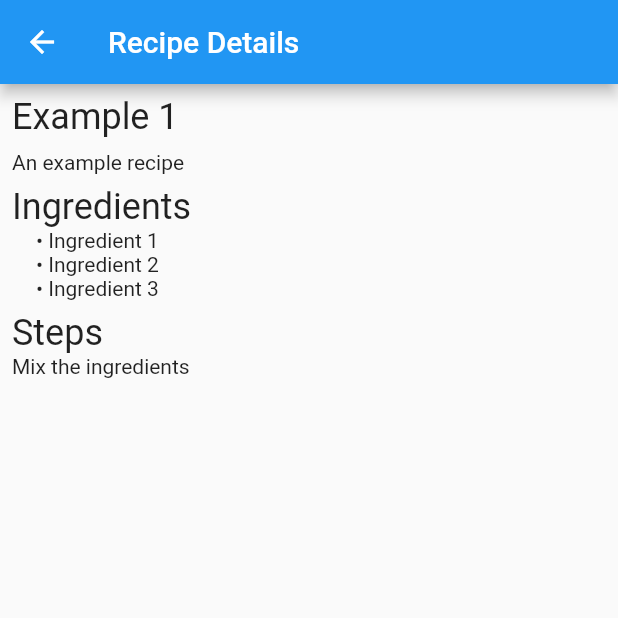
After one commit to lassilaiho/recipe_manager, a Flutter app: the screen it shows after launch, after a tap on "Example 1", on a phone screen of 412 x 824 dp, the top half of it. The commit adds this screen. Run offline on Flutter 3.47's test engine with Material 2 defaults, Android fonts, the phone set to English and light mode, and no system bars.

Commit message:
Add recipe details view

```diff
--- /dev/null
+++ b/lib/recipe_details.dart
@@ -0,0 +1,58 @@
+import 'package:flutter/material.dart';
+
+import 'recipe.dart';
+
+class RecipeDetails extends StatelessWidget {
+  final Recipe recipe;
+
+  const RecipeDetails(this.recipe);
+
+  @override
+  Widget build(BuildContext context) {
+    final textTheme = Theme.of(context).textTheme;
+    return Scaffold(
+      appBar: AppBar(
+        title: const Text('Recipe Details'),
+      ),
+      body: Padding(
+        padding: const EdgeInsets.all(8),
+        child: Column(
+          crossAxisAlignment: CrossAxisAlignment.start,
+          children: [
+            Text(recipe.name, style: textTheme.headline),
+            _padTop(Text(recipe.description)),
+            _padTop(Text(
+              'Ingredients',
+              style: textTheme.headline,
+            )),
+            Padding(
+              padding: const EdgeInsets.only(left: 16),
+              child: Column(
+                crossAxisAlignment: CrossAxisAlignment.start,
+                children: recipe.ingredients
+                    .map((ingredient) => Text('• $ingredient'))
+                    .toList(),
+              ),
+            ),
+            Padding(
+              padding: const EdgeInsets.only(top: 8),
+              child: Text(
+                'Steps',
+                style: textTheme.headline,
+              ),
+            ),
+            Text(recipe.steps),
+          ],
+        ),
+      ),
+    );
+  }
+
+  Widget _padTop(Widget child,
+      {EdgeInsets padding = const EdgeInsets.only(top: 8)}) {
+    return Padding(
+      padding: padding,
+      child: child,
+    );
+  }
+}
--- a/lib/recipe_view.dart
+++ b/lib/recipe_view.dart
@@ -1,6 +1,7 @@
 import 'package:flutter/material.dart';
 
 import 'recipe.dart';
+import 'recipe_details.dart';
 
 class RecipeView extends StatelessWidget {
   final recipes = [
@@ -51,6 +52,13 @@ class RecipeView extends StatelessWidget {
             .map((recipe) => Card(
                   child: ListTile(
                     title: Text(recipe.name),
+                    onTap: () {
+                      Navigator.push<RecipeDetails>(
+                        context,
+                        MaterialPageRoute(
+                            builder: (context) => RecipeDetails(recipe)),
+                      );
+                    },
                   ),
                 ))
             .toList(),
```
